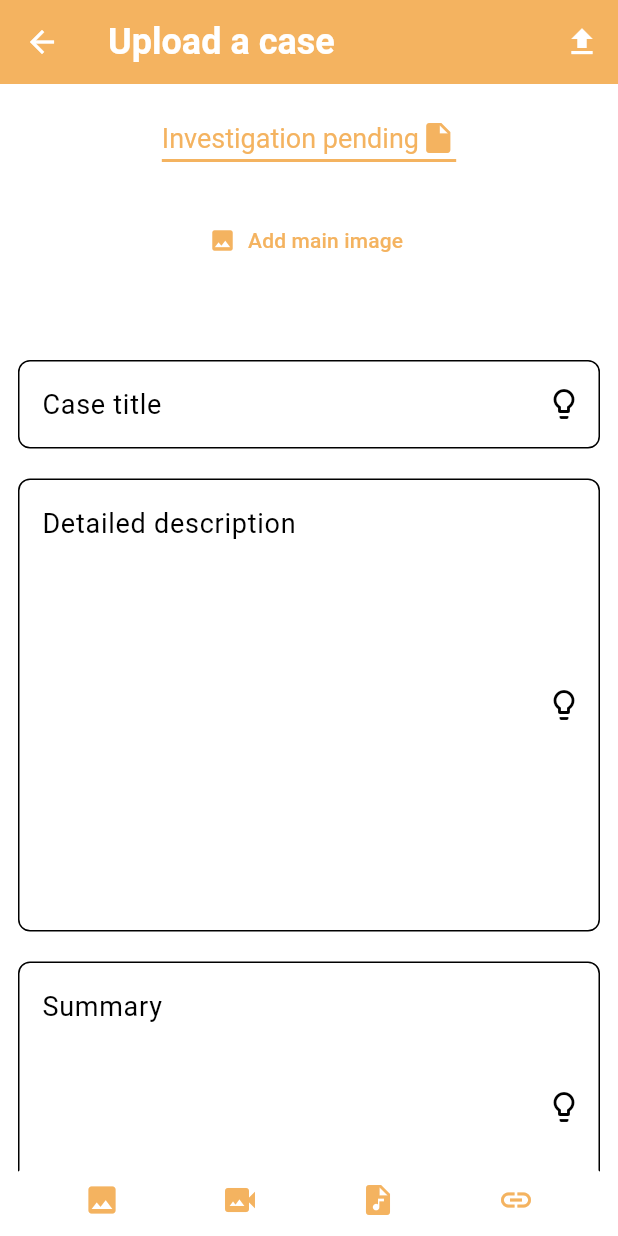
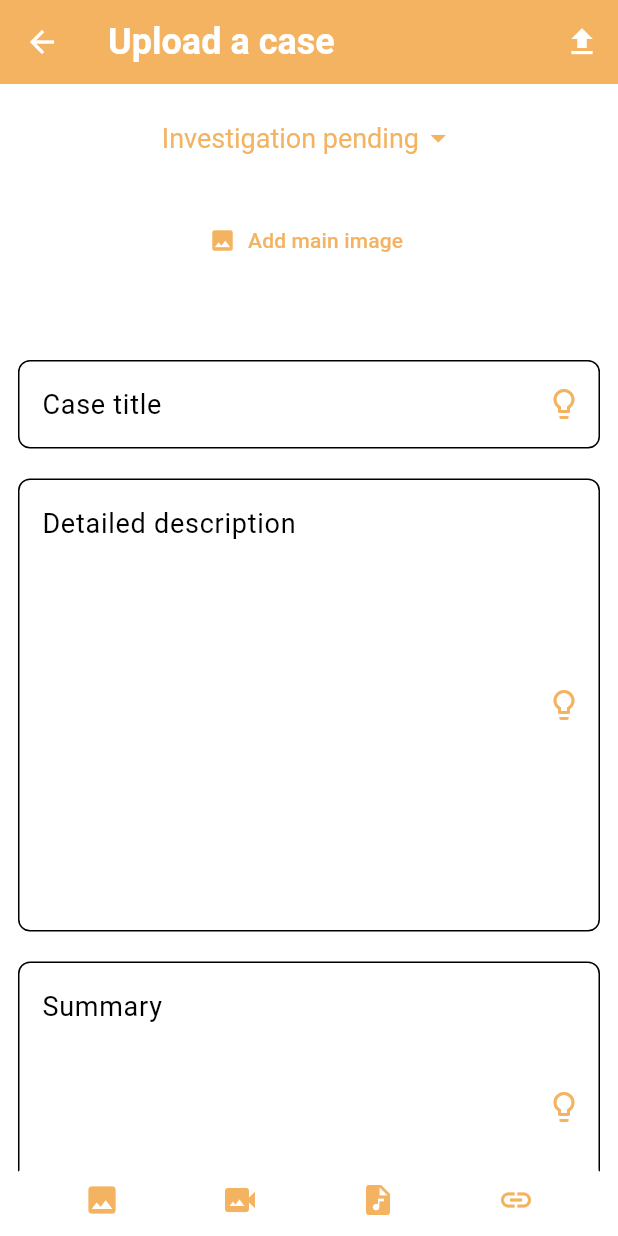
Before and after one commit to Ahmadu-Suleiman/CASE, a Flutter app: the CreateCase screen opened directly with empty values, on a phone screen of 412 x 824 dp. Run offline on Flutter 3.47's test engine with Material 3 defaults, Android fonts, the phone set to English and light mode, and no system bars; our stand-ins replace audioplayers, cached_network_image, cloud_firestore, file_picker, firebase_auth, firebase_core and 15 more; missing offline and left inert: country_flags, linear_progress_bar, video_thumbnail; accounts and stored records are empty.

Commit message:
improve case pages pages ui

```diff
--- a/lib/custom_widgets/comment_widget.dart
+++ b/lib/custom_widgets/comment_widget.dart
@@ -60,6 +60,7 @@ class CommentWidget extends StatelessWidget {
               if (isCaseRecordCreator)
                 DropdownButton<String>(
                     value: comment.commentType,
+                    underline: Container(),
                     icon:
                         Icon(Icons.arrow_drop_down, color: Style.primaryColor),
                     style: TextStyle(fontSize: 18, color: Style.primaryColor),
--- a/lib/pages/case_pages/create_case.dart
+++ b/lib/pages/case_pages/create_case.dart
@@ -114,13 +114,11 @@ class _CreateCaseState extends State<CreateCase> {
                       child: Column(children: [
                     DropdownButton<String>(
                         value: progress,
-                        icon: Icon(Icons.insert_drive_file,
+                        underline: Container(),
+                        icon: Icon(Icons.arrow_drop_down,
                             color: Style.primaryColor),
-                        iconSize: 24,
                         style:
                             TextStyle(fontSize: 18, color: Style.primaryColor),
-                        underline:
-                            Container(height: 2, color: Style.primaryColor),
                         items: CaseValues.dropdownItemsProgress
                             .map<DropdownMenuItem<String>>((String value) {
                           return DropdownMenuItem<String>(
@@ -170,7 +168,8 @@ class _CreateCaseState extends State<CreateCase> {
                                         'Please add a title and some details first');
                                   }
                                 },
-                                icon: const Icon(Icons.lightbulb_outline)),
+                                icon: Icon(Icons.lightbulb_outline,
+                                    color: Style.primaryColor)),
                             hintText: 'Case title',
                             border: const OutlineInputBorder(
                                 borderRadius:
@@ -197,7 +196,8 @@ class _CreateCaseState extends State<CreateCase> {
                                         'Please add a title and some details first');
                                   }
                                 },
-                                icon: const Icon(Icons.lightbulb_outline)),
+                                icon: Icon(Icons.lightbulb_outline,
+                                    color: Style.primaryColor)),
                             hintText: 'Detailed description',
                             border: const OutlineInputBorder(
                                 borderRadius:
@@ -216,31 +216,32 @@ class _CreateCaseState extends State<CreateCase> {
                                   CaseHelper.showRecommendedSummary(context,
                                       title, detailedDescription, summary);
                                 },
-                                icon: const Icon(Icons.lightbulb_outline)),
+                                icon: Icon(Icons.lightbulb_outline,
+                                    color: Style.primaryColor)),
                             hintText: 'Summary',
                             border: const OutlineInputBorder(
-                                borderRadius: BorderRadius.all(
-                              Radius.circular(8),
-                            ))),
+                                borderRadius:
+                                    BorderRadius.all(Radius.circular(8)))),
                         maxLines: 6,
-                        style: const TextStyle(
-                          fontSize: 18,
-                          color: Colors.black,
-                        ))
+                        style:
+                            const TextStyle(fontSize: 18, color: Colors.black))
                   ])),
+                  if (photos.isNotEmpty ||
+                      videos.isNotEmpty ||
+                      audios.isNotEmpty ||
+                      links.isNotEmpty) ...[
                     const SizedBox(height: 20),
                     const Center(
                         child: Text('Media',
                             style: TextStyle(
-                            fontSize: 35,
-                            fontWeight: FontWeight.bold,
-                          ))),
+                                fontSize: 35, fontWeight: FontWeight.bold))),
+                    const SizedBox(height: 20),
+                  ],
+                  if (photos.isNotEmpty) ...[
                     const SizedBox(height: 20),
                     const Text('Photos',
                         style: TextStyle(
-                        fontSize: 20,
-                        fontWeight: FontWeight.bold,
-                      )),
+                            fontSize: 20, fontWeight: FontWeight.bold)),
                     const SizedBox(height: 20),
                     GridView.builder(
                         shrinkWrap: true,
@@ -253,12 +254,8 @@ class _CreateCaseState extends State<CreateCase> {
                                 crossAxisSpacing: 4),
                         itemBuilder: (context, index) {
                           return Stack(children: [
-                          Image.file(
-                            File(photos[index]),
-                            fit: BoxFit.cover,
-                            width: 250,
-                            height: 250,
-                          ),
+                            Image.file(File(photos[index]),
+                                fit: BoxFit.cover, width: 250, height: 250),
                             Positioned(
                                 top: 0,
                                 right: 0,
@@ -269,11 +266,13 @@ class _CreateCaseState extends State<CreateCase> {
                                       {setState(() => photos.removeAt(index))},
                                 ))
                           ]);
-                      }),
+                        })
+                  ],
+                  if (videos.isNotEmpty) ...[
                     const SizedBox(height: 20),
                     const Text('Videos',
-                      style:
-                          TextStyle(fontSize: 20, fontWeight: FontWeight.bold)),
+                        style: TextStyle(
+                            fontSize: 20, fontWeight: FontWeight.bold)),
                     const SizedBox(height: 20),
                     GridView.builder(
                         shrinkWrap: true,
@@ -294,14 +293,17 @@ class _CreateCaseState extends State<CreateCase> {
                                 child: IconButton(
                                     icon: const Icon(Icons.remove_circle),
                                     color: Colors.red,
-                                  onPressed: () =>
-                                      {setState(() => videos.removeAt(index))}))
+                                    onPressed: () => {
+                                          setState(() => videos.removeAt(index))
+                                        }))
                           ]);
                         }),
-                  const SizedBox(height: 20),
+                    const SizedBox(height: 20)
+                  ],
+                  if (audios.isNotEmpty) ...[
                     const Text('Audios',
-                      style:
-                          TextStyle(fontSize: 20, fontWeight: FontWeight.bold)),
+                        style: TextStyle(
+                            fontSize: 20, fontWeight: FontWeight.bold)),
                     const SizedBox(height: 20),
                     ListView.builder(
                         shrinkWrap: true,
@@ -317,12 +319,15 @@ class _CreateCaseState extends State<CreateCase> {
                               },
                               background: Container(color: Colors.red),
                               child: AudioWidget(
-                                audioPlayer: audioPlayer, path: audios[index]));
+                                  audioPlayer: audioPlayer,
+                                  path: audios[index]));
                         }),
-                  const SizedBox(height: 20),
+                    const SizedBox(height: 20)
+                  ],
+                  if (links.isNotEmpty)
                     const Text('Links',
-                      style:
-                          TextStyle(fontSize: 20, fontWeight: FontWeight.bold)),
+                        style: TextStyle(
+                            fontSize: 20, fontWeight: FontWeight.bold)),
                   const SizedBox(height: 20),
                   Container(
                       child: addLink
@@ -345,6 +350,7 @@ class _CreateCaseState extends State<CreateCase> {
                                         }
                                       })))
                           : Container()),
+                  if (links.isNotEmpty)
                     Column(
                         crossAxisAlignment: CrossAxisAlignment.start,
                         children: links
@@ -363,7 +369,8 @@ class _CreateCaseState extends State<CreateCase> {
                                     icon: const Icon(Icons.link),
                                     label: Text(links[index],
                                         style: TextStyle(
-                                          decoration: TextDecoration.underline,
+                                            decoration:
+                                                TextDecoration.underline,
                                             decorationColor: Style.primaryColor,
                                             decorationThickness: 2.0,
                                             fontSize: 14,
```
Also changed, not shown: lib/pages/case_pages/case_page.dart (+69 -70 lines), lib/pages/case_pages/edit_case.dart (+41 -18 lines), lib/pages/profile/create_member_profile.dart (+3 -4 lines). Lines whose indentation alone changed are shown as unchanged.
